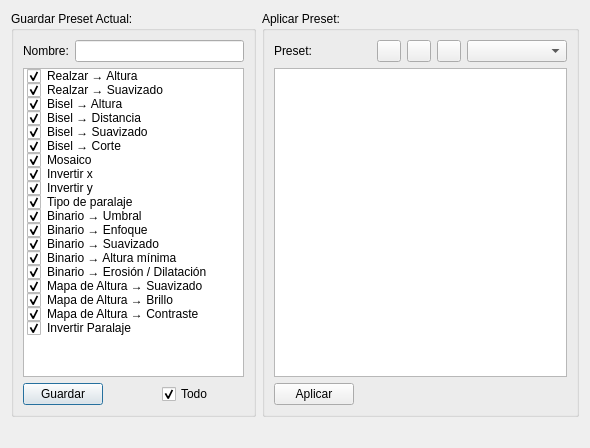
The window that gui/presetsmanager.ui (azagaya/laigter) describes before a commit, drawn with Qt 5.
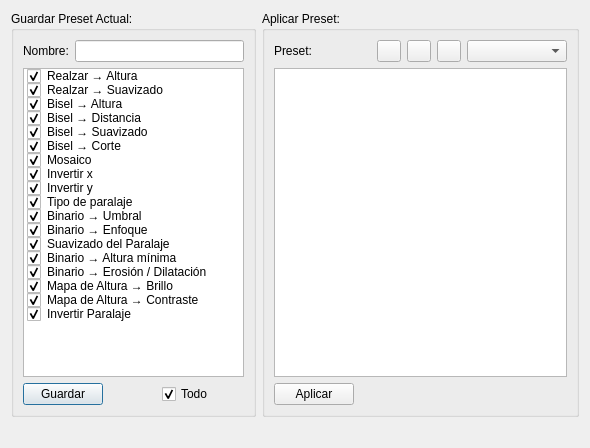
The same window after the commit. Icons and pictures are not drawn.

The edit to the form file:
```diff
--- a/gui/presetsmanager.ui
+++ b/gui/presetsmanager.ui
@@ -142,7 +142,7 @@
         </item>
         <item>
          <property name="text">
-          <string>Binario → Suavizado</string>
+          <string>Suavizado del Paralaje</string>
          </property>
          <property name="checkState">
           <enum>Checked</enum>
@@ -164,14 +164,6 @@
           <enum>Checked</enum>
          </property>
         </item>
-        <item>
-         <property name="text">
-          <string>Mapa de Altura → Suavizado</string>
-         </property>
-         <property name="checkState">
-          <enum>Checked</enum>
-         </property>
-        </item>
         <item>
          <property name="text">
           <string>Mapa de Altura → Brillo</string>
```
Left out of the diff: 2 changed lines with no effect on the pictures.
